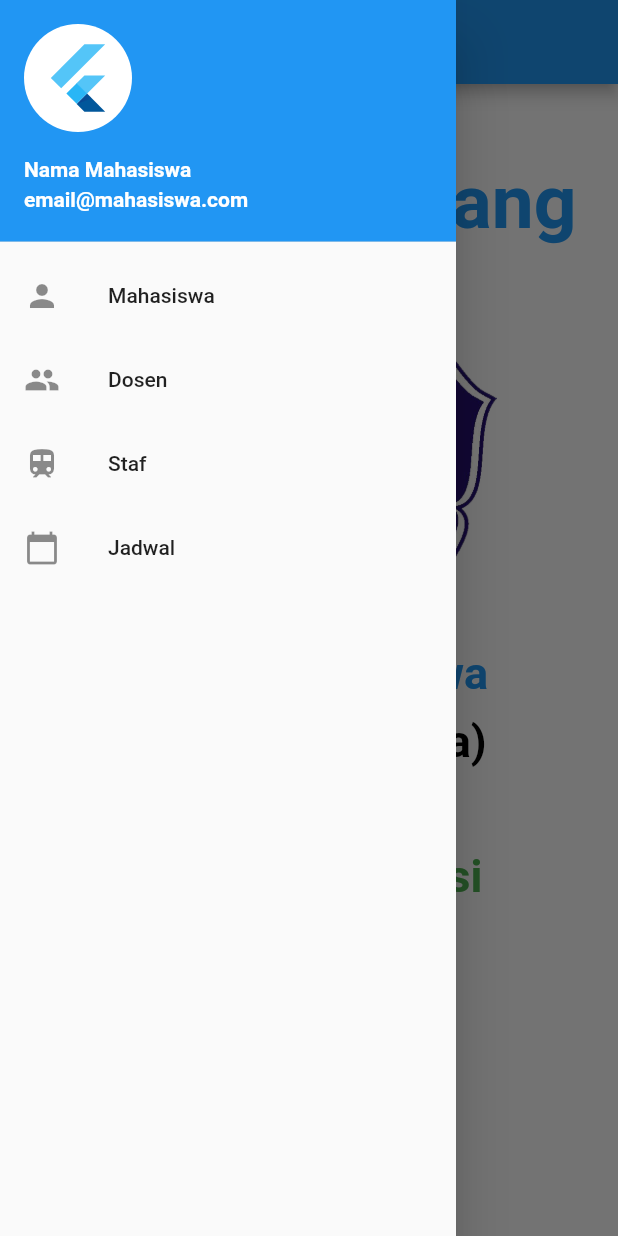
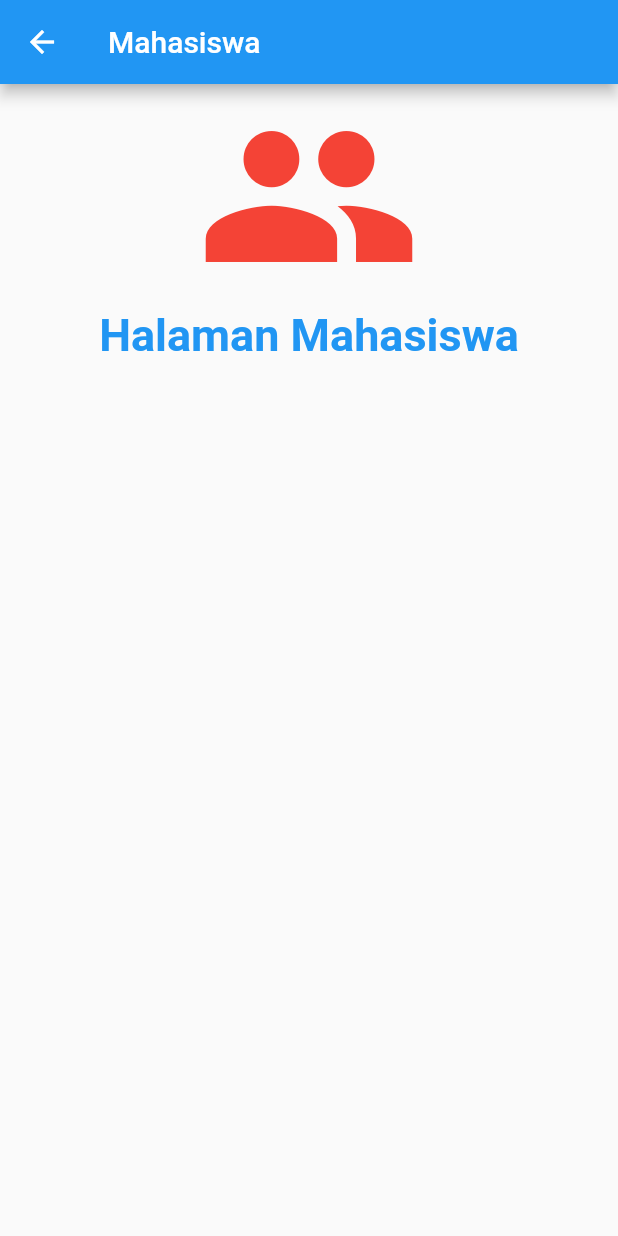
Before and after one commit to padangtekno/uts_flutter, a Flutter app: the screen it shows after launch, in the side drawer, after a tap on "Mahasiswa", on a phone screen of 412 x 824 dp. Run offline on Flutter 3.47's test engine with Material 2 defaults, Android fonts, the phone set to English and light mode, and no system bars.

Commit message:
first commit

```diff
--- a/lib/home.dart
+++ b/lib/home.dart
@@ -1,4 +1,8 @@
 import 'package:flutter/material.dart';
+import 'package:uts_flutter/dosen.dart';
+import 'package:uts_flutter/jadwal.dart';
+import 'package:uts_flutter/login.dart';
+import 'package:uts_flutter/mahasisw.dart';
 
 class Home extends StatefulWidget {
   const Home({super.key});
@@ -87,10 +91,10 @@ class _HomeState extends State<Home> {
                 ),
               ),
               currentAccountPicture: CircleAvatar(
+                backgroundColor: Colors.white,
                 child: FlutterLogo(
                   size: 50,
                 ),
-                backgroundColor: Colors.white,
               ),
             ),
             ListTile(
@@ -98,28 +102,42 @@ class _HomeState extends State<Home> {
                 Icons.person,
               ),
               title: const Text('Mahasiswa'),
-              onTap: () {},
+              onTap: () {
+                Navigator.push(
+                    context,
+                    MaterialPageRoute(
+                        builder: ((context) => const Mahasiswa())));
+              },
             ),
             ListTile(
               leading: const Icon(
                 Icons.group,
               ),
               title: const Text('Dosen'),
-              onTap: () {},
-            ),
-            ListTile(
-              leading: const Icon(
-                Icons.train,
-              ),
-              title: const Text('Staf'),
-              onTap: () {},
+              onTap: () {
+                Navigator.push(context,
+                    MaterialPageRoute(builder: ((context) => const Dosen())));
+              },
             ),
             ListTile(
               leading: const Icon(
                 Icons.calendar_today,
               ),
               title: const Text('Jadwal'),
-              onTap: () {},
+              onTap: () {
+                Navigator.push(context,
+                    MaterialPageRoute(builder: ((context) => const Jadwal())));
+              },
+            ),
+            ListTile(
+              leading: const Icon(
+                Icons.login,
+              ),
+              title: const Text('Login'),
+              onTap: () {
+                Navigator.push(context,
+                    MaterialPageRoute(builder: ((context) => const Login())));
+              },
             ),
           ],
         ),
--- a/lib/mahasisw.dart
+++ b/lib/mahasisw.dart
@@ -0,0 +1,38 @@
+import 'package:flutter/material.dart';
+
+class Mahasiswa extends StatefulWidget {
+  const Mahasiswa({super.key});
+
+  @override
+  State<Mahasiswa> createState() => _MahasiswaState();
+}
+
+class _MahasiswaState extends State<Mahasiswa> {
+  @override
+  Widget build(BuildContext context) {
+    return Scaffold(
+      appBar: AppBar(
+        title: const Text('Mahasiswa'),
+      ),
+      body: const Center(
+        child: Column(
+          children: [
+            Icon(
+              Icons.group,
+              size: 150,
+              color: Colors.red,
+            ),
+            Text(
+              'Halaman Mahasiswa',
+              style: TextStyle(
+                fontSize: 30,
+                color: Colors.blue,
+                fontWeight: FontWeight.bold,
+              ),
+            ),
+          ],
+        ),
+      ),
+    );
+  }
+}
```
Also changed, not shown: lib/dosen.dart (+38 -0 lines), lib/jadwal.dart (+38 -0 lines), lib/login.dart (added, +65 -0 lines), lib/staf.dart (deleted).
